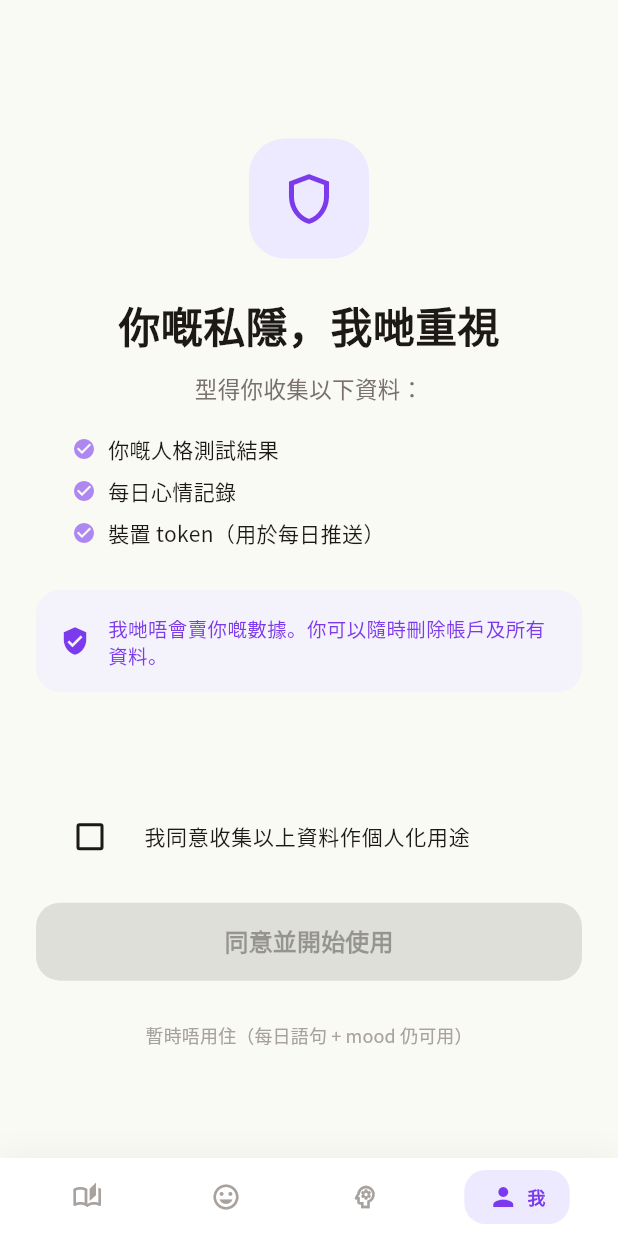
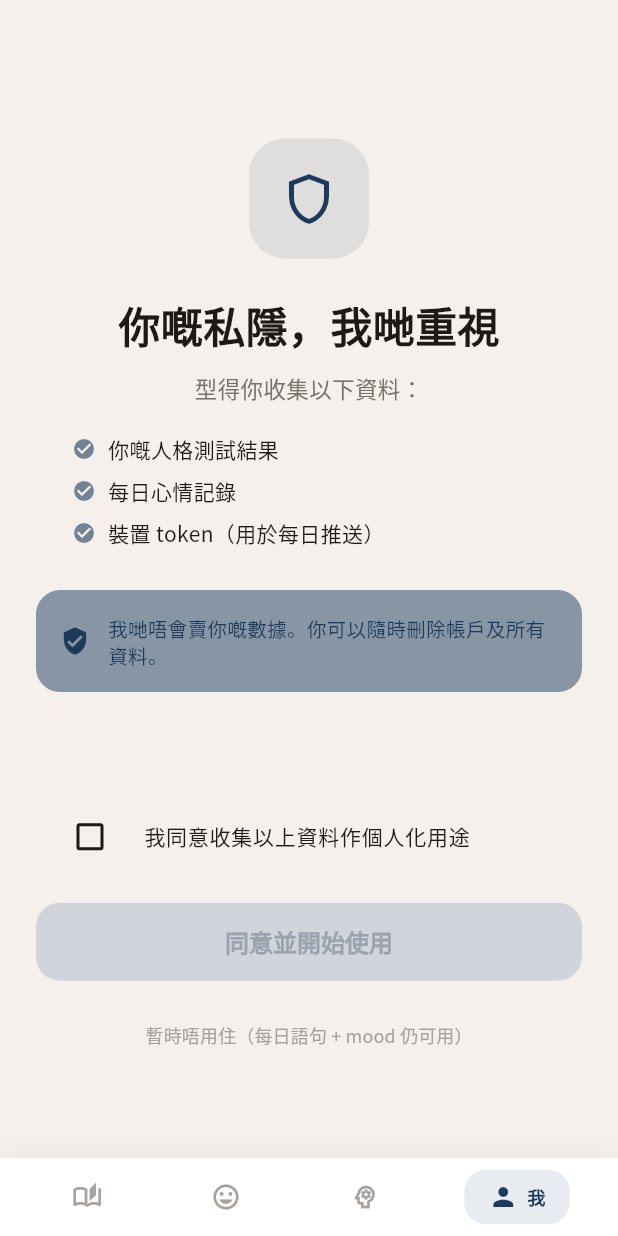
Before and after one commit to cassidy753/typingself-app, a Flutter app: the screen it shows after launch, item 4 of the bottom bar chosen, on a phone screen of 412 x 824 dp. Run offline on Flutter 3.47's test engine with Material 3 defaults, Android fonts, the phone set to English and light mode, and no system bars; our stand-ins replace flutter_riverpod, google_fonts, share_plus, shared_preferences.

Commit message:
design: apply final Design Standards — Deep Blue+Coral, 4 tabs, UX fixes

```diff
--- a/lib/app.dart
+++ b/lib/app.dart
@@ -53,7 +53,7 @@
       ),
       bottomNavigationBar: Container(
         decoration: BoxDecoration(
-          color: AppTheme.cardBg,
+          color: AppColors.surface,
           boxShadow: [
             BoxShadow(
               color: Colors.black.withValues(alpha: 0.04),
@@ -77,7 +77,7 @@
                     duration: const Duration(milliseconds: 200),
                     padding: const EdgeInsets.symmetric(horizontal: 16, vertical: 8),
                     decoration: BoxDecoration(
-                      color: active ? AppTheme.purpleLight : Colors.transparent,
+                      color: active ? AppColors.primary.withValues(alpha: 0.1) : Colors.transparent,
                       borderRadius: BorderRadius.circular(14),
                     ),
                     child: Row(
@@ -86,12 +86,12 @@
                         Icon(
                           active ? t.activeIcon : t.icon,
                           size: 20,
-                          color: active ? AppTheme.purple : AppTheme.textMuted,
+                          color: active ? AppColors.primary : AppColors.textMuted,
                         ),
                         if (active) ...[
                           const SizedBox(width: 6),
                           Text(t.label, style: GoogleFonts.notoSansHk(
-                            fontSize: 12, fontWeight: FontWeight.w600, color: AppTheme.purple,
+                            fontSize: 12, fontWeight: FontWeight.w600, color: AppColors.primary,
                           )),
                         ],
                       ],
--- a/lib/core/theme.dart
+++ b/lib/core/theme.dart
@@ -1,44 +1,79 @@
 import 'package:flutter/material.dart';
 import 'package:google_fonts/google_fonts.dart';
 
+/// 型得你 — Design Tokens
+/// Source: Design Standards.md (Jul 2026)
+/// Material Design 3 + Apple HIG + WCAG 2.2
+
+// ─── Colors ───
+class AppColors {
+  static const primary = Color(0xFF1B3A5C);
+  static const secondary = Color(0xFFFF7E67);
+  static const background = Color(0xFFF5F0EB);
+  static const surface = Color(0xFFFFFFFF);
+  static const textPrimary = Color(0xFF1C1917);
+  static const textSecondary = Color(0xFF78716C);
+  static const textMuted = Color(0xFFA8A29E);
+  static const border = Color(0xFFE5E0DB);
+
+  // Semantic
+  static const success = Color(0xFF34D399);
+  static const warning = Color(0xFFF59E0B);
+  static const error = Color(0xFFEF4444);
+
+  // Mood
+  static const moodGreat = Color(0xFF34D399);
+  static const moodOkay = Color(0xFFF59E0B);
+  static const moodBad = Color(0xFFEF4444);
+  static const moodAngry = Color(0xFFF97316);
+  static const moodAnxious = Color(0xFF8B5CF6);
+  static const moodSad = Color(0xFF3B82F6);
+
+  // Component states
+  static const disabled = Color(0xFFD1D5DB);
+  static const disabledText = Color(0xFF9CA3AF);
+  static const skeleton = Color(0xFFE5E7EB);
+}
+
+// ─── Spacing (4px grid) ───
+class AppSpacing {
+  static const double xs = 4;
+  static const double sm = 8;
+  static const double md = 12;
+  static const double lg = 16;
+  static const double xl = 24;
+  static const double xxl = 32;
+  static const double xxxl = 40;
+}
+
+// ─── Radius ───
+class AppRadius {
+  static const double sm = 12.0;
+  static const double md = 16.0;
+  static const double lg = 20.0;
+  static const double xl = 24.0;
+}
+
+// ─── Theme ───
 class AppTheme {
-  // Brand Colors
-  static const Color purple = Color(0xFF7C3AED);
-  static const Color purpleLight = Color(0xFFEDE9FE);
-  static const Color warmOrange = Color(0xFFF59E0B);
-  static const Color bg = Color(0xFFFAFAF5);
-  static const Color cardBg = Color(0xFFFFFFFF);
-  static const Color textPrimary = Color(0xFF1C1917);
-  static const Color textSecondary = Color(0xFF78716C);
-  static const Color textMuted = Color(0xFFA8A29E);
-
-  // Mood Colors
-  static const Color moodGreat = Color(0xFF10B981);
-  static const Color moodOkay = Color(0xFFF59E0B);
-  static const Color moodBad = Color(0xFFEF4444);
-  static const Color moodAngry = Color(0xFFF97316);
-  static const Color moodAnxious = Color(0xFF8B5CF6);
-  static const Color moodSad = Color(0xFF3B82F6);
-
   static ThemeData get light {
     return ThemeData(
       useMaterial3: true,
       brightness: Brightness.light,
-      scaffoldBackgroundColor: bg,
+      scaffoldBackgroundColor: AppColors.background,
       colorScheme: ColorScheme.light(
-        primary: purple,
+        primary: AppColors.primary,
         onPrimary: Colors.white,
-        primaryContainer: purpleLight,
-        onPrimaryContainer: purple,
-        secondary: warmOrange,
+        primaryContainer: AppColors.primary.withValues(alpha: 0.1),
+        secondary: AppColors.secondary,
         onSecondary: Colors.white,
-        surface: cardBg,
-        onSurface: textPrimary,
-        surfaceContainerHighest: const Color(0xFFF5F5F0),
+        surface: AppColors.surface,
+        onSurface: AppColors.textPrimary,
+        error: AppColors.error,
       ),
-      textTheme: GoogleFonts.notoSansHkTextTheme().apply(
-        bodyColor: textPrimary,
-        displayColor: textPrimary,
+      textTheme: GoogleFonts.notoSansTcTextTheme().apply(
+        bodyColor: AppColors.textPrimary,
+        displayColor: AppColors.textPrimary,
       ),
       appBarTheme: const AppBarTheme(
         backgroundColor: Colors.transparent,
@@ -46,32 +81,35 @@
         centerTitle: true,
         scrolledUnderElevation: 0,
       ),
-      navigationBarTheme: NavigationBarThemeData(
-        backgroundColor: AppTheme.cardBg,
-        elevation: 0,
-        shadowColor: Colors.transparent,
-        surfaceTintColor: Colors.transparent,
-        indicatorColor: purpleLight,
-        labelTextStyle: WidgetStateProperty.resolveWith((states) {
-          if (states.contains(WidgetState.selected)) {
-            return GoogleFonts.notoSansHk(
-              fontSize: 11,
-              fontWeight: FontWeight.w600,
-              color: purple,
-            );
-          }
-          return GoogleFonts.notoSansHk(
-            fontSize: 11,
-            fontWeight: FontWeight.w500,
-            color: textMuted,
-          );
-        }),
-        iconTheme: WidgetStateProperty.resolveWith((states) {
-          if (states.contains(WidgetState.selected)) {
-            return const IconThemeData(color: purple, size: 24);
-          }
-          return const IconThemeData(color: textMuted, size: 24);
-        }),
+      filledButtonTheme: FilledButtonThemeData(
+        style: FilledButton.styleFrom(
+          backgroundColor: AppColors.secondary,
+          foregroundColor: Colors.white,
+          minimumSize: const Size(double.infinity, 52),
+          padding: const EdgeInsets.symmetric(horizontal: 24),
+          shape: RoundedRectangleBorder(
+            borderRadius: BorderRadius.circular(AppRadius.md),
+          ),
+          textStyle: GoogleFonts.notoSansTc(
+            fontSize: 17, fontWeight: FontWeight.w700,
+          ),
+          disabledBackgroundColor: AppColors.disabled,
+          disabledForegroundColor: AppColors.disabledText,
+        ),
+      ),
+      outlinedButtonTheme: OutlinedButtonThemeData(
+        style: OutlinedButton.styleFrom(
+          foregroundColor: AppColors.textPrimary,
+          minimumSize: const Size(double.infinity, 50),
+          padding: const EdgeInsets.symmetric(horizontal: 24),
+          side: BorderSide(color: AppColors.border),
+          shape: RoundedRectangleBorder(
+            borderRadius: BorderRadius.circular(AppRadius.sm),
+          ),
+          textStyle: GoogleFonts.notoSansTc(
+            fontSize: 15, fontWeight: FontWeight.w600,
+          ),
+        ),
       ),
     );
   }
--- a/lib/features/profile/consent_screen.dart
+++ b/lib/features/profile/consent_screen.dart
@@ -30,7 +30,7 @@
   @override
   Widget build(BuildContext context) {
     return Scaffold(
-      backgroundColor: AppTheme.bg,
+      backgroundColor: AppColors.background,
       body: SafeArea(
         child: Padding(
           padding: const EdgeInsets.all(24),
@@ -41,22 +41,22 @@
               Container(
                 width: 80, height: 80,
                 decoration: BoxDecoration(
-                  color: AppTheme.purpleLight,
+                  color: AppColors.primary.withValues(alpha: 0.1),
                   borderRadius: BorderRadius.circular(24),
                 ),
-                child: const Icon(Icons.shield_outlined, size: 40, color: AppTheme.purple),
+                child: const Icon(Icons.shield_outlined, size: 40, color: AppColors.primary),
               ),
               const SizedBox(height: 24),
 
               Text('你嘅私隱，我哋重視',
                 style: GoogleFonts.notoSerifHk(
-                  fontSize: 28, fontWeight: FontWeight.w900, color: AppTheme.textPrimary,
+                  fontSize: 28, fontWeight: FontWeight.w900, color: AppColors.textPrimary,
                 )),
               const SizedBox(height: 12),
 
               Text('型得你收集以下資料：',
                 style: GoogleFonts.notoSansHk(
-                  fontSize: 15, color: AppTheme.textSecondary,
+                  fontSize: 15, color: AppColors.textSecondary,
                 )),
               const SizedBox(height: 16),
 
@@ -68,18 +68,18 @@
               Container(
                 padding: const EdgeInsets.all(16),
                 decoration: BoxDecoration(
-                  color: AppTheme.purpleLight.withValues(alpha: 0.5),
+                  color: AppColors.primary.withValues(alpha: 0.1).withValues(alpha: 0.5),
                   borderRadius: BorderRadius.circular(16),
                 ),
                 child: Row(
                   children: [
-                    const Icon(Icons.verified_user, color: AppTheme.purple, size: 20),
+                    const Icon(Icons.verified_user, color: AppColors.primary, size: 20),
                     const SizedBox(width: 12),
                     Expanded(
                       child: Text(
                         '我哋唔會賣你嘅數據。你可以隨時刪除帳戶及所有資料。',
                         style: GoogleFonts.notoSansHk(
-                          fontSize: 13, color: AppTheme.purple, height: 1.4,
+                          fontSize: 13, color: AppColors.primary, height: 1.4,
                         ),
                       ),
                     ),
@@ -94,9 +94,9 @@
                 value: _agreed,
                 onChanged: (v) => setState(() => _agreed = v ?? false),
                 title: Text('我同意收集以上資料作個人化用途',
-                  style: GoogleFonts.notoSansHk(fontSize: 14, color: AppTheme.textPrimary)),
+                  style: GoogleFonts.notoSansHk(fontSize: 14, color: AppColors.textPrimary)),
                 controlAffinity: ListTileControlAffinity.leading,
-                activeColor: AppTheme.purple,
+                activeColor: AppColors.primary,
                 shape: RoundedRectangleBorder(borderRadius: BorderRadius.circular(12)),
               ),
               const SizedBox(height: 16),
@@ -107,7 +107,7 @@
                 child: FilledButton(
                   onPressed: _agreed ? _accept : null,
                   style: FilledButton.styleFrom(
-                    backgroundColor: AppTheme.purple,
+                    backgroundColor: AppColors.primary,
                     shape: RoundedRectangleBorder(borderRadius: BorderRadius.circular(16)),
                   ),
                   child: Text('同意並開始使用',
@@ -120,7 +120,7 @@
               TextButton(
                 onPressed: _skip,
                 child: Text('暫時唔用住（每日語句 + mood 仍可用）',
-                  style: GoogleFonts.notoSansHk(fontSize: 12, color: AppTheme.textMuted)),
+                  style: GoogleFonts.notoSansHk(fontSize: 12, color: AppColors.textMuted)),
               ),
 
               const Spacer(),
@@ -137,10 +137,10 @@
       child: Row(
         children: [
           const SizedBox(width: 24),
-          Icon(Icons.check_circle, size: 16, color: AppTheme.purple.withValues(alpha: 0.6)),
+          Icon(Icons.check_circle, size: 16, color: AppColors.primary.withValues(alpha: 0.6)),
           const SizedBox(width: 8),
           Text(text, style: GoogleFonts.notoSansHk(
-            fontSize: 14, color: AppTheme.textPrimary)),
+            fontSize: 14, color: AppColors.textPrimary)),
         ],
       ),
     );
--- a/lib/features/profile/profile_screen.dart
+++ b/lib/features/profile/profile_screen.dart
@@ -55,14 +55,14 @@
             Container(
               padding: const EdgeInsets.all(6),
               decoration: BoxDecoration(
-                color: AppTheme.purpleLight,
+                color: AppColors.primary.withValues(alpha: 0.1),
                 borderRadius: BorderRadius.circular(8),
               ),
-              child: const Icon(Icons.person, color: AppTheme.purple, size: 18),
+              child: const Icon(Icons.person, color: AppColors.primary, size: 18),
             ),
             const SizedBox(width: 10),
             Text('我', style: GoogleFonts.notoSerifHk(
-              fontSize: 20, fontWeight: FontWeight.w900, color: AppTheme.textPrimary,
+              fontSize: 20, fontWeight: FontWeight.w900, color: AppColors.textPrimary,
             )),
           ],
         ),
@@ -74,7 +74,7 @@
           Container(
             padding: const EdgeInsets.all(24),
             decoration: BoxDecoration(
-              color: AppTheme.cardBg,
+              color: AppColors.surface,
               borderRadius: BorderRadius.circular(20),
               boxShadow: [BoxShadow(color: Colors.black.withValues(alpha: 0.04), blurRadius: 16, offset: const Offset(0, 4))],
             ),
@@ -82,14 +82,14 @@
               children: [
                 CircleAvatar(
                   radius: 36,
-                  backgroundColor: AppTheme.purpleLight,
-                  child: const Icon(Icons.person, size: 36, color: AppTheme.purple),
+                  backgroundColor: AppColors.primary.withValues(alpha: 0.1),
+                  child: const Icon(Icons.person, size: 36, color: AppColors.primary),
                 ),
                 const SizedBox(height: 12),
                 Text('未登入', style: GoogleFonts.notoSansHk(fontSize: 18, fontWeight: FontWeight.w700)),
                 const SizedBox(height: 4),
                 Text('登入後 sync 資料 + 解鎖付費功能',
-                  style: GoogleFonts.notoSansHk(fontSize: 13, color: AppTheme.textSecondary)),
+                  style: GoogleFonts.notoSansHk(fontSize: 13, color: AppColors.textSecondary)),
                 const SizedBox(height: 20),
                 SizedBox(
                   width: double.infinity, height: 48,
@@ -99,7 +99,7 @@
                     label: Text('登入 / 註冊',
                       style: GoogleFonts.notoSansHk(fontSize: 14, fontWeight: FontWeight.w600)),
                     style: FilledButton.styleFrom(
-                      backgroundColor: AppTheme.purple,
+                      backgroundColor: AppColors.primary,
                       shape: RoundedRectangleBorder(borderRadius: BorderRadius.circular(14)),
                     ),
                   ),
@@ -113,8 +113,8 @@
                     label: Text('用 Google 繼續',
                       style: GoogleFonts.notoSansHk(fontSize: 14)),
                     style: OutlinedButton.styleFrom(
-                      foregroundColor: AppTheme.textPrimary,
-                      side: BorderSide(color: AppTheme.textMuted.withValues(alpha: 0.3)),
+                      foregroundColor: AppColors.textPrimary,
+                      side: BorderSide(color: AppColors.textMuted.withValues(alpha: 0.3)),
                       shape: RoundedRectangleBorder(borderRadius: BorderRadius.circular(14)),
                     ),
                   ),
@@ -129,7 +129,7 @@
           Container(
             padding: const EdgeInsets.all(20),
             decoration: BoxDecoration(
-              color: AppTheme.cardBg,
+              color: AppColors.surface,
               borderRadius: BorderRadius.circular(20),
               boxShadow: [BoxShadow(color: Colors.black.withValues(alpha: 0.04), blurRadius: 16, offset: const Offset(0, 4))],
             ),
@@ -137,14 +137,14 @@
               crossAxisAlignment: CrossAxisAlignment.start,
               children: [
                 Text('我嘅星座', style: GoogleFonts.notoSansHk(
-                  fontSize: 15, fontWeight: FontWeight.w700, color: AppTheme.textPrimary)),
+                  fontSize: 15, fontWeight: FontWeight.w700, color: AppColors.textPrimary)),
                 const SizedBox(height: 12),
                 DropdownButtonHideUnderline(
                   child: DropdownButton<String>(
                     value: _zodiac,
                     isExpanded: true,
                     hint: Text('揀你嘅太陽星座…',
-                      style: GoogleFonts.notoSansHk(fontSize: 14, color: AppTheme.textMuted)),
+                      style: GoogleFonts.notoSansHk(fontSize: 14, color: AppColors.textMuted)),
                     items: ZodiacService.signs.map((s) => DropdownMenuItem(
                       value: s,
                       child: Text('${ZodiacService.signEmoji[s] ?? ''} $s',
@@ -160,7 +160,7 @@
                   Container(
                     padding: const EdgeInsets.all(12),
                     decoration: BoxDecoration(
-                      color: AppTheme.purpleLight.withValues(alpha: 0.5),
+                      color: AppColors.primary.withValues(alpha: 0.1).withValues(alpha: 0.5),
                       borderRadius: BorderRadius.circular(12),
                     ),
                     child: Row(
@@ -174,10 +174,10 @@
                             children: [
                               Text('$_zodiac ${ZodiacService.signTraits[_zodiac]?['element'] ?? ''}象',
                                 style: GoogleFonts.notoSansHk(
-                                  fontSize: 14, fontWeight: FontWeight.w600, color: AppTheme.purple)),
+                                  fontSize: 14, fontWeight: FontWeight.w600, color: AppColors.primary)),
                               Text('守護星：${ZodiacService.signTraits[_zodiac]?['planet'] ?? ''}',
                                 style: GoogleFonts.notoSansHk(
-                                  fontSize: 13, color: AppTheme.purple.withValues(alpha: 0.7))),
+                                  fontSize: 13, color: AppColors.primary.withValues(alpha: 0.7))),
                             ],
                           ),
                         ),
@@ -196,7 +196,7 @@
             padding: const EdgeInsets.all(20),
             decoration: BoxDecoration(
               gradient: const LinearGradient(
-                colors: [AppTheme.purple, Color(0xFF5B21B6)],
+                colors: [AppColors.primary, Color(0xFF5B21B6)],
                 begin: Alignment.topLeft, end: Alignment.bottomRight,
               ),
               borderRadius: BorderRadius.circular(20),
@@ -222,7 +222,7 @@
                     onPressed: () {},
                     style: FilledButton.styleFrom(
                       backgroundColor: Colors.white,
-                      foregroundColor: AppTheme.purple,
+                      foregroundColor: AppColors.primary,
                       shape: RoundedRectangleBorder(borderRadius: BorderRadius.circular(14)),
                     ),
                     child: Text('HK\$22 解鎖入門版',
@@ -239,7 +239,7 @@
           Container(
             padding: const EdgeInsets.all(20),
             decoration: BoxDecoration(
-              color: AppTheme.cardBg,
+              color: AppColors.surface,
               borderRadius: BorderRadius.circular(20),
               boxShadow: [BoxShadow(color: Colors.black.withValues(alpha: 0.04), blurRadius: 16, offset: const Offset(0, 4))],
             ),
@@ -247,7 +247,7 @@
               crossAxisAlignment: CrossAxisAlignment.start,
               children: [
                 Text('私隱與資料', style: GoogleFonts.notoSansHk(
-                  fontSize: 15, fontWeight: FontWeight.w700, color: AppTheme.textPrimary)),
+                  fontSize: 15, fontWeight: FontWeight.w700, color: AppColors.textPrimary)),
                 const SizedBox(height: 12),
                 _menuItem(Icons.download_outlined, '下載我的資料', () {}),
                 const Divider(height: 1),
@@ -279,10 +279,10 @@
   Widget _menuItem(IconData icon, String text, VoidCallback onTap, {Color? color}) {
     return ListTile(
       contentPadding: EdgeInsets.zero,
-      leading: Icon(icon, color: color ?? AppTheme.textSecondary, size: 20),
+      leading: Icon(icon, color: color ?? AppColors.textSecondary, size: 20),
       title: Text(text, style: GoogleFonts.notoSansHk(
-        fontSize: 14, color: color ?? AppTheme.textPrimary)),
-      trailing: Icon(Icons.chevron_right, color: AppTheme.textMuted, size: 18),
+        fontSize: 14, color: color ?? AppColors.textPrimary)),
+      trailing: Icon(Icons.chevron_right, color: AppColors.textMuted, size: 18),
       onTap: onTap,
     );
   }
```
Also changed, not shown: lib/features/daily_quote/quote_screen.dart (+15 -15 lines), lib/features/personality_naming/naming_screen.dart (+16 -16 lines).
